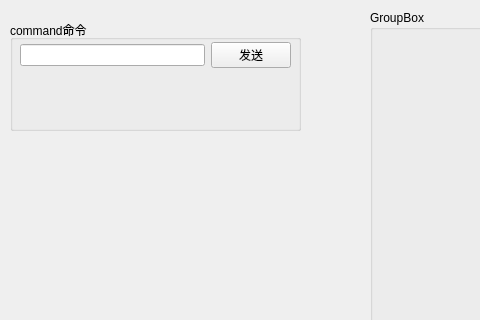
Above: python_gui/gui/main_ui.ui from liyunyi1936/foc before the change; both pictures show x 0 to 480 and y 0 to 320 of the 1187 by 707 pixel window. Below: the same form after it.
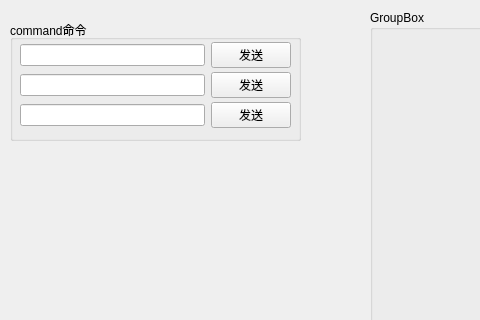
That is the form after the change.

The edit to the form file:
```diff
--- a/python_gui/gui/main_ui.ui
+++ b/python_gui/gui/main_ui.ui
@@ -174,7 +174,7 @@
       <x>10</x>
       <y>20</y>
       <width>291</width>
-      <height>111</height>
+      <height>121</height>
      </rect>
     </property>
     <property name="title">
@@ -194,7 +194,51 @@
        <widget class="QLineEdit" name="wifi_command_lineEdit"/>
       </item>
       <item>
-       <widget class="QPushButton" name="wifi_command_pushButton">
+       <widget class="QPushButton" name="wifi_command_pushButton_1">
+        <property name="text">
+         <string>发送</string>
+        </property>
+       </widget>
+      </item>
+     </layout>
+    </widget>
+    <widget class="QWidget" name="horizontalLayoutWidget_6">
+     <property name="geometry">
+      <rect>
+       <x>10</x>
+       <y>50</y>
+       <width>271</width>
+       <height>31</height>
+      </rect>
+     </property>
+     <layout class="QHBoxLayout" name="horizontalLayout_5">
+      <item>
+       <widget class="QLineEdit" name="wifi_command_lineEdit_2"/>
+      </item>
+      <item>
+       <widget class="QPushButton" name="wifi_command_pushButton_2">
+        <property name="text">
+         <string>发送</string>
+        </property>
+       </widget>
+      </item>
+     </layout>
+    </widget>
+    <widget class="QWidget" name="horizontalLayoutWidget_7">
+     <property name="geometry">
+      <rect>
+       <x>10</x>
+       <y>80</y>
+       <width>271</width>
+       <height>31</height>
+      </rect>
+     </property>
+     <layout class="QHBoxLayout" name="horizontalLayout_6">
+      <item>
+       <widget class="QLineEdit" name="wifi_command_lineEdit_3"/>
+      </item>
+      <item>
+       <widget class="QPushButton" name="wifi_command_pushButton_3">
         <property name="text">
          <string>发送</string>
         </property>
```
Left out of the diff: 2 changed lines with no effect on the pictures.
